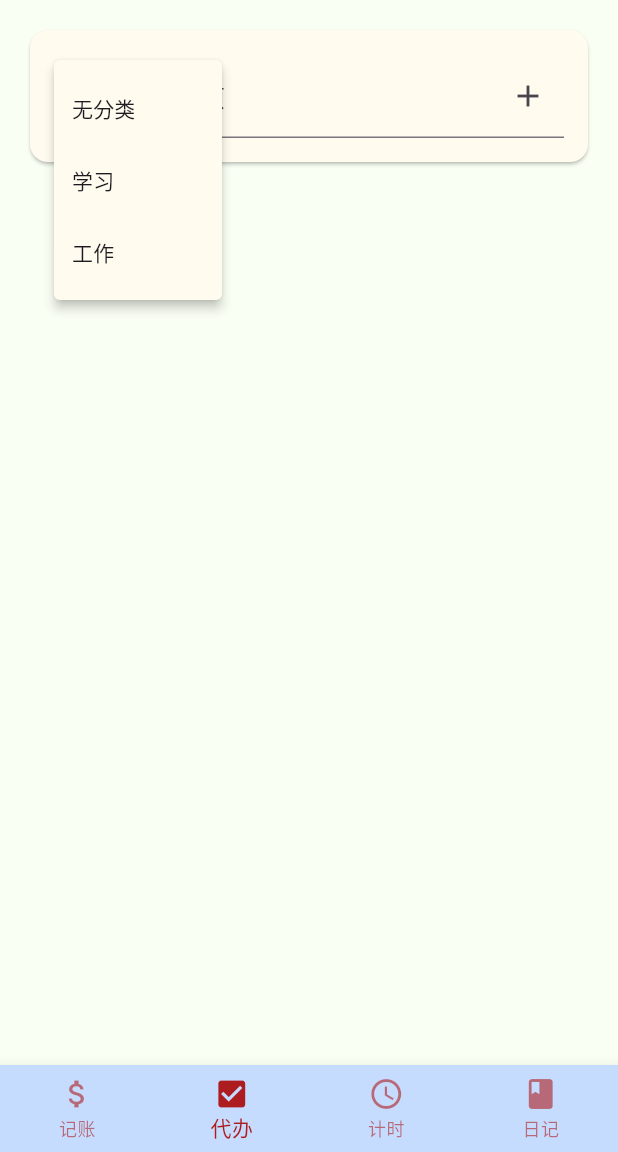
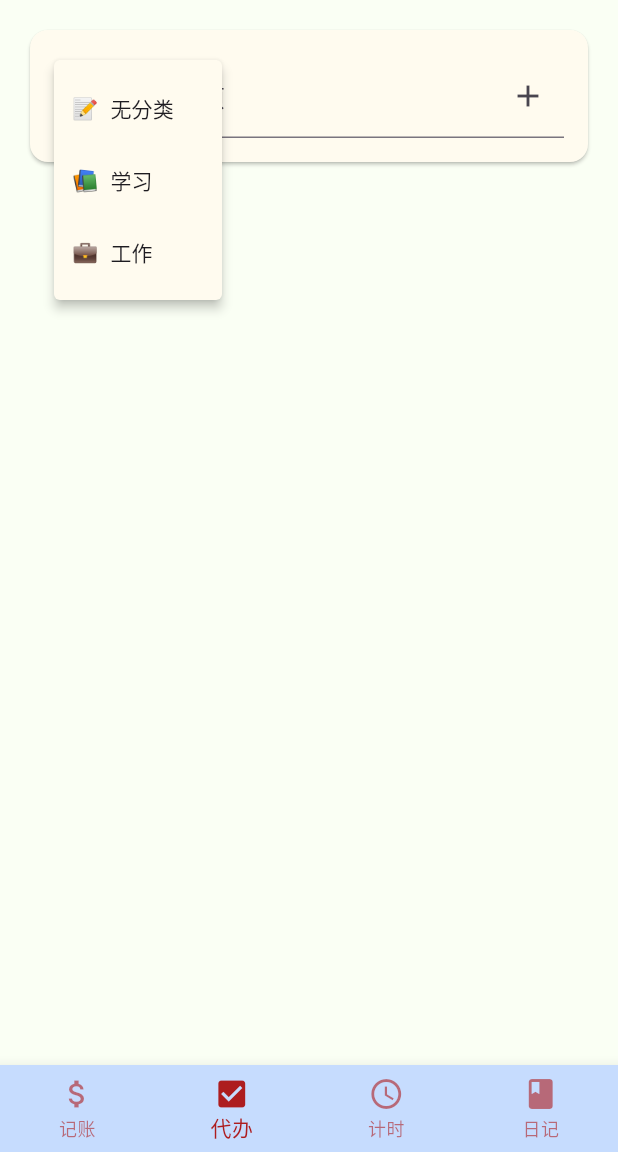
Before and after one commit to White-Lulu/cherriy, a Flutter app: the screen it shows after launch, item 2 of the bottom bar chosen, after a tap on the "category" icon, on a phone screen of 412 x 824 dp, the part 84-1236 px from its top. Run offline on Flutter 3.47's test engine with Material 3 defaults, Android fonts, the light colour scheme and no system bars; our stand-ins replace fl_chart, flutter_colorpicker, image_picker, shared_preferences.

Commit message:
待改一下ui和键盘问题

```diff
--- a/lib/providers/theme_provider.dart
+++ b/lib/providers/theme_provider.dart
@@ -22,14 +22,22 @@ class ThemeProvider with ChangeNotifier {
     {'emoji': '🎉', 'label': '娱乐', 'color': Colors.purple},
   ];
 
+  List<Map<String, dynamic>> _todoCategories = [
+    {'emoji': '📝', 'label': '无分类', 'color': Colors.grey, 'id': 'none'},
+    {'emoji': '📚', 'label': '学习', 'color': Colors.blue, 'id': 'study'},
+    {'emoji': '💼', 'label': '工作', 'color': Colors.orange, 'id': 'work'},
+  ];
+
   ThemeProvider(ThemeData initialTheme) {
     _themeData = initialTheme;
     loadTheme();
     loadCategories();
+    loadTodoCategories();
   }
 
   ThemeData get themeData => _themeData;
   List<Map<String, dynamic>> get categories => _categories;
+  List<Map<String, dynamic>> get todoCategories => _todoCategories;
 
   Future<void> setTheme(ThemeData theme) async {
     if (theme.scaffoldBackgroundColor != Colors.transparent) {
@@ -44,6 +52,12 @@ class ThemeProvider with ChangeNotifier {
     _categories = categories;
     notifyListeners();
     await _saveCategories();
+  }
+
+  Future<void> setTodoCategories(List<Map<String, dynamic>> categories) async {
+    _todoCategories = categories;
+    notifyListeners();
+    await _saveTodoCategories();
   }
 
   Future<void> loadTheme() async {
@@ -96,6 +110,21 @@ class ThemeProvider with ChangeNotifier {
     }
   }
 
+  Future<void> loadTodoCategories() async {
+    final prefs = await SharedPreferences.getInstance();
+    final categoriesJson = prefs.getString('todoCategories');
+    if (categoriesJson != null) {
+      final List<dynamic> decodedCategories = json.decode(categoriesJson);
+      _todoCategories = decodedCategories.map((c) => {
+        'emoji': c['emoji'],
+        'label': c['label'],
+        'color': Color(c['color']),
+        'id': c['id'],
+      }).toList();
+      notifyListeners();
+    }
+  }
+
   Future<void> _saveTheme() async {
     final prefs = await SharedPreferences.getInstance();
     await prefs.setInt('primaryColor', _themeData.primaryColor.value);
@@ -114,6 +143,17 @@ class ThemeProvider with ChangeNotifier {
     await prefs.setString('categories', categoriesJson);
   }
 
+  Future<void> _saveTodoCategories() async {
+    final prefs = await SharedPreferences.getInstance();
+    final categoriesJson = json.encode(_todoCategories.map((c) => {
+      'emoji': c['emoji'],
+      'label': c['label'],
+      'color': (c['color'] as Color).value,
+      'id': c['id'],
+    }).toList());
+    await prefs.setString('todoCategories', categoriesJson);
+  }
+
   void removeTemporaryCategories() {
     _categories = categories.where((category) => !category.containsKey('isTemporary')).toList();
     notifyListeners();
--- a/lib/todopage.dart
+++ b/lib/todopage.dart
@@ -1,6 +1,9 @@
 import 'package:flutter/material.dart'; // 导入Flutter材料设计库
 import 'package:shared_preferences/shared_preferences.dart'; // 导入本地存储库
 import 'dart:convert'; // 导入JSON编解码支持
+import 'package:provider/provider.dart';
+import '../providers/theme_provider.dart';
+//import 'package:fl_chart/fl_chart.dart';
 
 // 添加新的枚举和状态
 enum TodoCategory { none, study, work }
@@ -15,130 +18,25 @@ class TodoPage extends StatefulWidget {
 class TodoPageState extends State<TodoPage> {
   // 用于控制输入的待办事项文本
   final _todoController = TextEditingController();
+   // 存储代办记录的列表
+  List<Map<String, dynamic>> todos = []; // 存储记账记录的列表
 
-  // 存储待办事项的列表
-  List<Map<String, dynamic>> todos = [];
+  String _selectedCategoryId = 'none';
 
-  TodoCategory _selectedCategory = TodoCategory.none;
-  Map<TodoCategory, bool> _expandedStates = {
-    TodoCategory.none: true,
-    TodoCategory.study: true,
-    TodoCategory.work: true,
-  };
-  Map<TodoCategory, ViewMode> _viewModes = {
-    TodoCategory.none: ViewMode.horizontal,
-    TodoCategory.study: ViewMode.horizontal,
-    TodoCategory.work: ViewMode.horizontal,
-  };
+  Map<String, bool> _expandedStates = {};
 
-  // 添加保存视图模式的方法
-  void _saveViewModes() async {
-    final prefs = await SharedPreferences.getInstance();
-    final viewModesMap = _viewModes.map(
-      (key, value) => MapEntry(key.toString(), value.toString())
-    );
-    await prefs.setString('todoViewModes', jsonEncode(viewModesMap));
-  }
+  Map<String, ViewMode> _viewModes = {};
 
-  // 添加加载视图模式的方法
-  void _loadViewModes() async {
-    final prefs = await SharedPreferences.getInstance();
-    final String? savedViewModes = prefs.getString('todoViewModes');
-    if (savedViewModes != null) {
-      final Map<String, dynamic> viewModesMap = jsonDecode(savedViewModes);
-      setState(() {
-        _viewModes = viewModesMap.map((key, value) => MapEntry(
-          TodoCategory.values.firstWhere((e) => e.toString() == key),
-          ViewMode.values.firstWhere((e) => e.toString() == value),
-        ));
-      });
-    }
-  }
+  // 添加一个监听器变量
+  late VoidCallback _listener;
 
-  // 添加保存折叠状态的方法
-  Future<void> _saveExpandedStates() async {
-    final prefs = await SharedPreferences.getInstance();
-    final expandedStatesMap = _expandedStates.map(
-      (key, value) => MapEntry(key.toString(), value)
-    );
-    await prefs.setString('todoExpandedStates', jsonEncode(expandedStatesMap));
-  }
-
-  // 添加加载折叠状态的方法
-  Future<void> _loadExpandedStates() async {
-    final prefs = await SharedPreferences.getInstance();
-    final String? savedStates = prefs.getString('todoExpandedStates');
-    if (savedStates != null) {
-      final Map<String, dynamic> statesMap = jsonDecode(savedStates);
-      setState(() {
-        _expandedStates = statesMap.map((key, value) => MapEntry(
-          TodoCategory.values.firstWhere((e) => e.toString() == key),
-          value as bool,
-        ));
-      });
-    }
-  }
-
-  @override
-  void initState() {
-    super.initState();
-    _loadTodos();
-    _loadViewModes();  // 加载保存的视图模式
-    _loadExpandedStates();  // 加载折叠状态
-  }
-
-  // 从本地存储加载待办事项
-  void _loadTodos() async {
-    SharedPreferences prefs = await SharedPreferences.getInstance();
-    String? savedTodos = prefs.getString('todoList');
-    setState(() {
-      todos = savedTodos != null
-          ? List<Map<String, dynamic>>.from(jsonDecode(savedTodos))
-          : [];
-    });
-    }
-
-  // 保存待办事项到本地存储
-  void _saveTodos() async {
-    SharedPreferences prefs = await SharedPreferences.getInstance();
-    prefs.setString('todoList', jsonEncode(todos));
-  }
-
-  // 添加新的待办事项
-  void _addTodo() {
-    if (_todoController.text.isNotEmpty) {
-      setState(() {
-        todos.add({
-          'task': _todoController.text,
-          'completed': false,
-          'category': _selectedCategory.toString(),
-        });
-        _saveTodos();
-        _todoController.clear();
-      });
-    }
-  }
-
-  // 切换待办事项的完成状态
-  void _toggleComplete(int index) {
-    setState(() {
-      todos[index]['completed'] = !todos[index]['completed'];
-      _saveTodos();  // 更新状态后保存数据
-    });
-  }
-
-  // 删除待办事项
-  void _deleteTodo(int index) {
-    setState(() {
-      todos.removeAt(index);
-      _saveTodos();
-    });
-  }
+  // 添加一个成员变量来存储 Provider 的引用
+  late final ThemeProvider _themeProvider;
 
   @override
   Widget build(BuildContext context) {
-    final themeColor = Theme.of(context).primaryColor;
-    final textColor = Theme.of(context).textTheme.bodyMedium?.color ?? Colors.black;
+    final themeProvider = Provider.of<ThemeProvider>(context);
+
     return Padding(
       padding: const EdgeInsets.all(16.0),
       child: Column(
@@ -148,25 +46,23 @@ class TodoPageState extends State<TodoPage> {
               padding: const EdgeInsets.all(16.0),
               child: Row(
                 children: [
-                  PopupMenuButton<TodoCategory>(
+                  PopupMenuButton<String>(
                     icon: Icon(Icons.category),
-                    onSelected: (TodoCategory category) {
-                      setState(() => _selectedCategory = category);
+                    onSelected: (String categoryId) {
+                      setState(() => _selectedCategoryId = categoryId);
                     },
-                    itemBuilder: (context) => [
-                      PopupMenuItem(
-                        value: TodoCategory.none,
-                        child: Text('无分类'),
-                      ),
-                      PopupMenuItem(
-                        value: TodoCategory.study,
-                        child: Text('学习'),
-                      ),
-                      PopupMenuItem(
-                        value: TodoCategory.work,
-                        child: Text('工作'),
-                      ),
-                    ],
+                    itemBuilder: (context) => themeProvider.todoCategories
+                        .map((category) => PopupMenuItem<String>(
+                              value: category['id'],
+                              child: Row(
+                                children: [
+                                  Text(category['emoji']),
+                                  SizedBox(width: 8),
+                                  Text(category['label']),
+                                ],
+                              ),
+                            ))
+                        .toList(),
                   ),
                   Expanded(
                     child: TextField(
@@ -188,9 +84,9 @@ class TodoPageState extends State<TodoPage> {
           // 显示待办事项列表
           Expanded(
             child: ListView(
-              children: TodoCategory.values.map((category) {
+              children: themeProvider.todoCategories.map((category) {
                 final categoryTodos = todos.where(
-                  (todo) => todo['category'] == category.toString()
+                  (todo) => todo['category'] == category['id']
                 ).toList();
 
                 if (categoryTodos.isEmpty) return SizedBox.shrink();
@@ -200,43 +96,52 @@ class TodoPageState extends State<TodoPage> {
                   child: Column(
                     children: [
                       ListTile(
-                        leading: Text(
-                          category == TodoCategory.none ? '无分类' :
-                          category == TodoCategory.study ? '学习' : '工作',
-                          style: TextStyle(fontWeight: FontWeight.bold),
+                        leading: Row(
+                          mainAxisSize: MainAxisSize.min,
+                          children: [
+                            Text(category['emoji']),
+                            SizedBox(width: 8),
+                            Text(
+                              category['label'],
+                              style: TextStyle(
+                                fontWeight: FontWeight.bold,
+                                color: category['color'],
+                              ),
+                            ),
+                          ],
                         ),
                         trailing: Row(
                           mainAxisSize: MainAxisSize.min,
                           children: [
                             IconButton(
-                              icon: Icon(_viewModes[category] == ViewMode.horizontal
+                              icon: Icon(_viewModes[category['id']] == ViewMode.horizontal
                                   ? Icons.view_module
                                   : Icons.view_list),
                               onPressed: () {
                                 setState(() {
-                                  _viewModes[category] = _viewModes[category] == ViewMode.horizontal
+                                  _viewModes[category['id']] = _viewModes[category['id']] == ViewMode.horizontal
                                       ? ViewMode.vertical
                                       : ViewMode.horizontal;
-                                  _saveViewModes();  // 保存视图模式的更改
+                                  _saveViewModes();
                                 });
                               },
                             ),
                             IconButton(
-                              icon: Icon(_expandedStates[category]!
+                              icon: Icon(_expandedStates[category['id']] ?? true
                                   ? Icons.expand_less
                                   : Icons.expand_more),
                               onPressed: () {
                                 setState(() {
-                                  _expandedStates[category] = !_expandedStates[category]!;
-                                  _saveExpandedStates();  // 保存折叠状态
+                                  _expandedStates[category['id']] = !(_expandedStates[category['id']] ?? true);
+                                  _saveExpandedStates();
                                 });
                               },
                             ),
                           ],
                         ),
                       ),
-                      if (_expandedStates[category]!)
-                        _viewModes[category] == ViewMode.horizontal
+                      if (_expandedStates[category['id']] ?? true)
+                        _viewModes[category['id']] == ViewMode.horizontal
                             ? SizedBox(
                                 height: 120,
                                 child: ListView.builder(
@@ -294,4 +199,139 @@ class TodoPageState extends State<TodoPage> {
       ),
     );
   }
+
+  // 添加新的待办事项
+  void _addTodo() {
+    if (_todoController.text.isNotEmpty) {
+      setState(() {
+        todos.add({
+          'task': _todoController.text,
+          'completed': false,
+          'category': _selectedCategoryId,
+          'timestamp': DateTime.now().millisecondsSinceEpoch, // 添加时间戳
+        });
+        _saveTodos();
+        _todoController.clear();
+      });
+    }
+  }
+
+  // 切换待办事项的完成状态
+  void _toggleComplete(int index) {
+    setState(() {
+      todos[index]['completed'] = !todos[index]['completed'];
+      _saveTodos();  // 更新状态后保存数据
+    });
+  }
+
+  // 删除待办事项
+  void _deleteTodo(int index) {
+    setState(() {
+      todos.removeAt(index);
+      _saveTodos();
+    });
+  }
+
+  // 添加保存视图模式的方法
+  void _saveViewModes() async {
+    final prefs = await SharedPreferences.getInstance();
+    await prefs.setString('todoViewModes', jsonEncode(_viewModes.map(
+      (key, value) => MapEntry(key, value.toString())
+    )));
+  }
+
+  // 添加加载视图模式的方法
+  void _loadViewModes() async {
+    final prefs = await SharedPreferences.getInstance();
+    final String? savedViewModes = prefs.getString('todoViewModes');
+    if (savedViewModes != null) {
+      final Map<String, dynamic> viewModesMap = jsonDecode(savedViewModes);
+      setState(() {
+        _viewModes = viewModesMap.map((key, value) => MapEntry(
+          key,
+          ViewMode.values.firstWhere((e) => e.toString() == value)
+        ));
+      });
+    }
+    // 为所有类别设置默认视图模式
+    final themeProvider = Provider.of<ThemeProvider>(context, listen: false);
+    for (var category in themeProvider.todoCategories) {
+      if (!_viewModes.containsKey(category['id'])) {
+        _viewModes[category['id']] = ViewMode.vertical;
+      }
+    }
+  }
+
+  // 修改保存折叠状态的方法
+  Future<void> _saveExpandedStates() async {
+    final prefs = await SharedPreferences.getInstance();
+    await prefs.setString('todoExpandedStates', jsonEncode(_expandedStates));
+  }
+
+  // 修改加载折叠状态的方法
+  Future<void> _loadExpandedStates() async {
+    final prefs = await SharedPreferences.getInstance();
+    final String? savedStates = prefs.getString('todoExpandedStates');
+    if (savedStates != null) {
+      setState(() {
+        _expandedStates = Map<String, bool>.from(jsonDecode(savedStates));
+      });
+    }
+    // 为所有类别设置默认折叠状态
+    final themeProvider = Provider.of<ThemeProvider>(context, listen: false);
+    for (var category in themeProvider.todoCategories) {
+      if (!_expandedStates.containsKey(category['id'])) {
+        _expandedStates[category['id']] = true;
+      }
+    }
+  }
+
+  @override
+  void initState() {
+    super.initState();
+    _loadTodos();
+    _loadViewModes();
+    _loadExpandedStates();
+
+    // 在 initState 中获取并保存 Provider 的引用
+    _themeProvider = Provider.of<ThemeProvider>(context, listen: false);
+
+    // 定义监听器函数
+    _listener = () {
+      if (mounted) {
+        setState(() {});
+      }
+    };
+
+    // 添加监听器
+    WidgetsBinding.instance.addPostFrameCallback((_) {
+      if (mounted) {
+        _themeProvider.addListener(_listener);
+      }
+    });
+  }
+
+  @override
+  void dispose() {
+    _themeProvider.removeListener(_listener);
+    _todoController.dispose();
+    super.dispose();
+  }
+
+  // 从本地存储加载待办事项
+  void _loadTodos() async {
+    SharedPreferences prefs = await SharedPreferences.getInstance();
+    String? savedTodos = prefs.getString('todoList');
+    setState(() {
+      todos = savedTodos != null
+          ? List<Map<String, dynamic>>.from(jsonDecode(savedTodos))
+          : [];
+    });
+    }
+
+  // 保存待办事项到本地存储
+  void _saveTodos() async {
+    SharedPreferences prefs = await SharedPreferences.getInstance();
+    prefs.setString('todoList', jsonEncode(todos));
+  }
 }
```
Also changed, not shown: lib/theme_settings_page.dart (+161 -48 lines).
